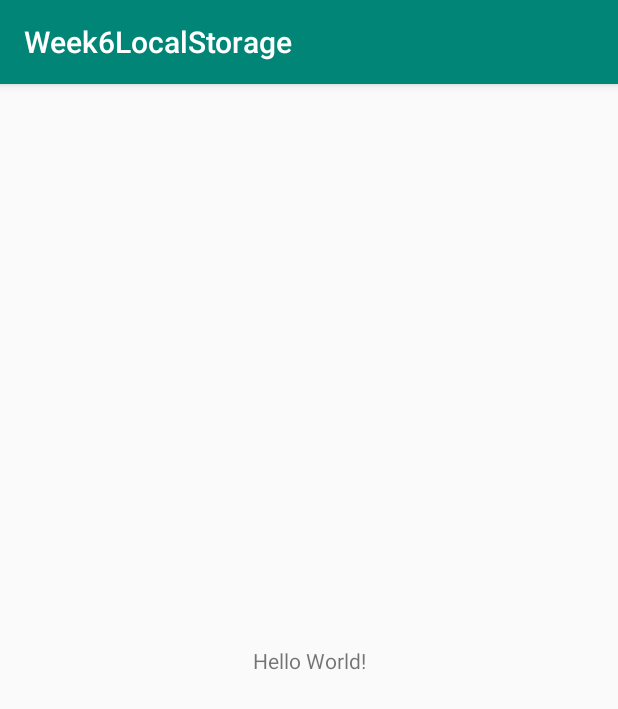
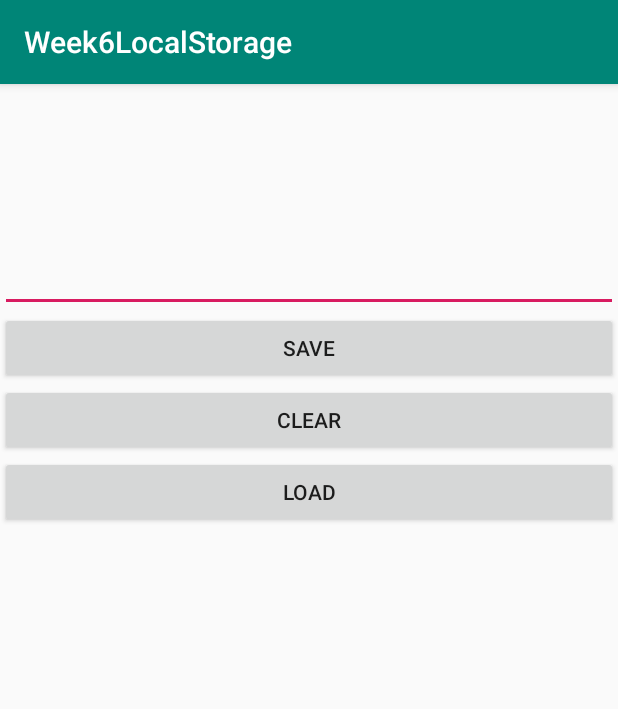
Before and after one commit to android-development-abaertay-module/Week6IO, an Android app: the screen it shows after launch (MainActivity), on a phone screen of 412 x 824 dp. Shown: the top 709 px of the screen. Run offline under Robolectric (Android 15) with nearby library versions, the phone set to English and light mode, and no system bars.

```diff
--- a/app/src/main/java/com/bodovix/week6localstorage/MainActivity.java
+++ b/app/src/main/java/com/bodovix/week6localstorage/MainActivity.java
@@ -2,12 +2,40 @@ package com.bodovix.week6localstorage;
 
 import android.support.v7.app.AppCompatActivity;
 import android.os.Bundle;
+import android.view.View;
+import android.widget.Button;
+import android.widget.EditText;
+
+import com.bodovix.week6localstorage.model.FileHelper;
 
 public class MainActivity extends AppCompatActivity {
+
+    EditText multiTextView;
+    Button saveBtn;
+    Button clearBtn;
+    Button loadBtn;
+
+    FileHelper fileHelper;
 
     @Override
     protected void onCreate(Bundle savedInstanceState) {
         super.onCreate(savedInstanceState);
         setContentView(R.layout.activity_main);
+
+        multiTextView = findViewById(R.id.multiLineET);
+        saveBtn = findViewById(R.id.saveBtn);
+        clearBtn = findViewById(R.id.clearBtn);
+        loadBtn = findViewById(R.id.loadBtn);
+
+        fileHelper = new FileHelper(getApplicationContext());
+    }
+
+    public void saveBtn_Clicked(View view) {
+    }
+
+    public void clearBtn_Clicked(View view) {
+    }
+
+    public void loadBtn_Clicked(View view) {
     }
 }
--- a/app/src/main/res/layout/activity_main.xml
+++ b/app/src/main/res/layout/activity_main.xml
@@ -1,18 +1,35 @@
 <?xml version="1.0" encoding="utf-8"?>
-<android.support.constraint.ConstraintLayout xmlns:android="http://schemas.android.com/apk/res/android"
+<LinearLayout xmlns:android="http://schemas.android.com/apk/res/android"
     xmlns:app="http://schemas.android.com/apk/res-auto"
     xmlns:tools="http://schemas.android.com/tools"
     android:layout_width="match_parent"
     android:layout_height="match_parent"
-    tools:context=".MainActivity">
+    tools:context=".MainActivity"
+    android:orientation="vertical">
 
-    <TextView
-        android:layout_width="wrap_content"
+    <EditText
+        android:id="@+id/multiLineET"
+        android:layout_width="match_parent"
         android:layout_height="wrap_content"
-        android:text="Hello World!"
-        app:layout_constraintBottom_toBottomOf="parent"
-        app:layout_constraintLeft_toLeftOf="parent"
-        app:layout_constraintRight_toRightOf="parent"
-        app:layout_constraintTop_toTopOf="parent" />
+        android:minLines="6"
+        android:inputType="textMultiLine"/>
+    <Button
+        android:id="@+id/saveBtn"
+        android:onClick="saveBtn_Clicked"
+        android:layout_width="match_parent"
+        android:layout_height="wrap_content"
+        android:text="@string/save"/>
+    <Button
+        android:id="@+id/clearBtn"
+        android:onClick="clearBtn_Clicked"
+        android:layout_width="match_parent"
+        android:layout_height="wrap_content"
+        android:text="@string/clear"/>
+    <Button
+        android:id="@+id/loadBtn"
+        android:onClick="loadBtn_Clicked"
+        android:layout_width="match_parent"
+        android:layout_height="wrap_content"
+        android:text="@string/load"/>
 
-</android.support.constraint.ConstraintLayout>
+</LinearLayout>
--- a/app/src/main/res/values/strings.xml
+++ b/app/src/main/res/values/strings.xml
@@ -1,3 +1,6 @@
 <resources>
     <string name="app_name">Week6LocalStorage</string>
+    <string name="load">Load</string>
+    <string name="clear">Clear</string>
+    <string name="save">Save</string>
 </resources>
```
Also changed, not shown: app/src/main/java/com/bodovix/week6localstorage/model/FileHelper.java (added, +196 -0 lines).
